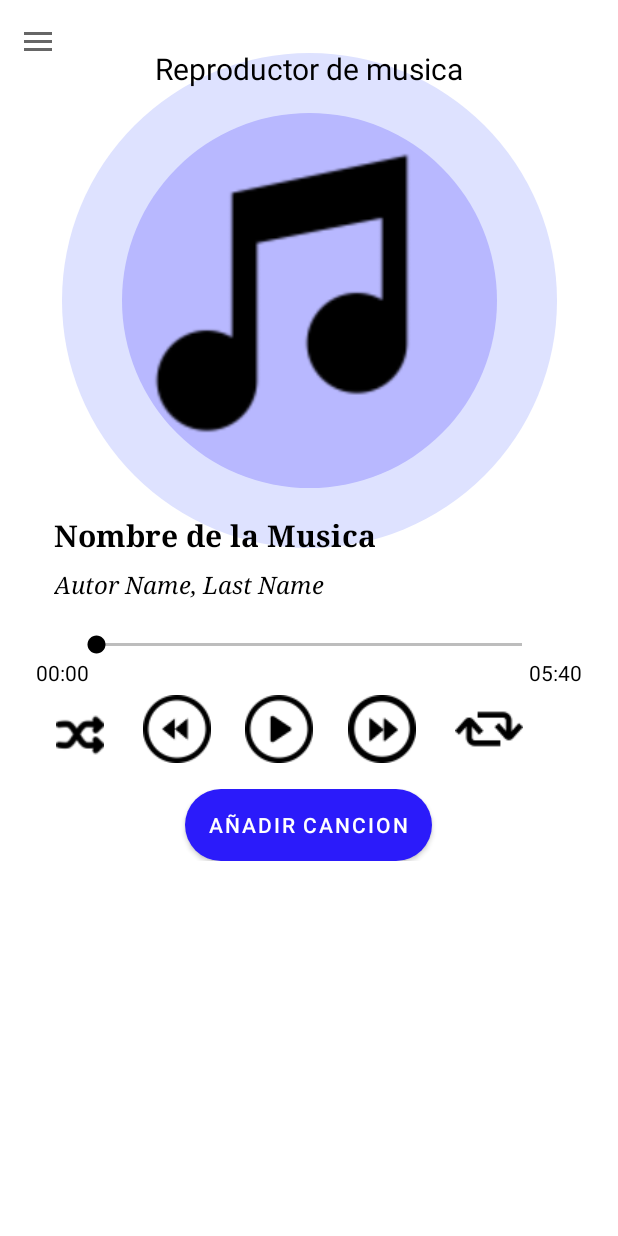
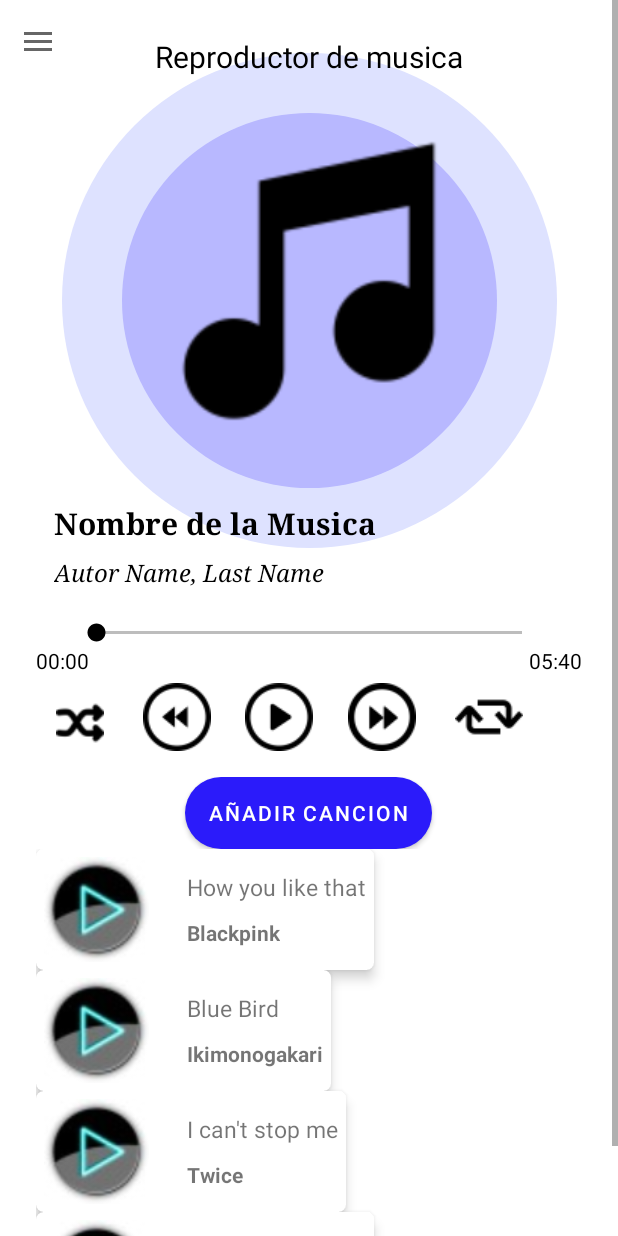
Before and after one commit to Nelson-Fuentes/MusicFit, an Android app: the MusicPlayerControllerFragment screen opened through its navigation route, on a phone screen of 412 x 824 dp. Run offline under Robolectric (Android 15) with nearby library versions, the phone set to English and light mode, and no system bars; our stand-ins replace navigation-ui.

Commit message:
Lista de Musica_V1

```diff
--- a/android/app/src/main/java/com/idnp/musicfit/models/entities/MusicPlayList.java
+++ b/android/app/src/main/java/com/idnp/musicfit/models/entities/MusicPlayList.java
@@ -1,16 +1,37 @@
 package com.idnp.musicfit.models.entities;
 
+import android.content.Context;
 import android.util.Log;
+import android.view.LayoutInflater;
+import android.view.View;
+import android.view.ViewGroup;
+import android.widget.ImageView;
+import android.widget.TextView;
+
+import androidx.annotation.NonNull;
+import androidx.recyclerview.widget.ListAdapter;
+import androidx.recyclerview.widget.RecyclerView;
 
 import com.idnp.musicfit.R;
 
+import org.jetbrains.annotations.NotNull;
+
 import java.util.ArrayList;
+import java.util.List;
 
-public class MusicPlayList {
+public class MusicPlayList extends RecyclerView.Adapter<MusicPlayList.ViewHolder> {
     private ArrayList<Song> musicList;
+    private LayoutInflater mininflater;
+    private Context context;
 
+    public MusicPlayList(Context context){
+        this.context=context;
+        this.mininflater=LayoutInflater.from(context);
+        this.musicList = new ArrayList<Song>();
+        loadMusicPlayList();
+    }
     public MusicPlayList(){
-        musicList = new ArrayList<Song>();
+        this.musicList = new ArrayList<Song>();
         loadMusicPlayList();
     }
     public void loadMusicPlayList(){
@@ -25,4 +46,37 @@ public class MusicPlayList {
         return this.musicList;
     }
 
+    public int getItemCount(){
+        return this.musicList.size();
+    }
+
+
+    @Override
+    public MusicPlayList.ViewHolder onCreateViewHolder(ViewGroup parent , int viewType){
+        View view = mininflater.inflate(R.layout.list_item_player_mp3,null);
+        return new MusicPlayList.ViewHolder(view);
+    }
+
+    @Override
+    public void onBindViewHolder(final MusicPlayList.ViewHolder holder , final int position) {
+        holder.bindData(this.musicList.get(position));
+    }
+
+    public class ViewHolder extends RecyclerView.ViewHolder{
+        ImageView iconImage;
+        TextView name,artist;
+
+        public ViewHolder(View itemView){
+            super(itemView);
+            iconImage= itemView.findViewById(R.id.icon_music);
+            name= itemView.findViewById(R.id.name_music);
+            artist= itemView.findViewById(R.id.artist_music);
+        }
+
+        void bindData(final Song music){
+            name.setText(music.getName());
+            artist.setText(music.getArtist());
+        }
+
+    }
 }
--- a/android/app/src/main/java/com/idnp/musicfit/views/fragments/musicPlayerControllerView/MusicPlayerControllerFragment.java
+++ b/android/app/src/main/java/com/idnp/musicfit/views/fragments/musicPlayerControllerView/MusicPlayerControllerFragment.java
@@ -6,6 +6,8 @@ import android.os.Bundle;
 
 import androidx.annotation.Nullable;
 import androidx.fragment.app.Fragment;
+import androidx.recyclerview.widget.LinearLayoutManager;
+import androidx.recyclerview.widget.RecyclerView;
 
 import android.util.Log;
 import android.view.LayoutInflater;
@@ -16,6 +18,7 @@ import android.widget.ImageView;
 import android.widget.TextView;
 
 import com.idnp.musicfit.R;
+import com.idnp.musicfit.models.entities.MusicPlayList;
 import com.idnp.musicfit.models.entities.Song;
 import com.idnp.musicfit.models.services.musicPlayerService.MusicPlayerService;
 import com.idnp.musicfit.views.fragments.fragmentManager.FragmentManager;
@@ -99,6 +102,13 @@ public class MusicPlayerControllerFragment extends Fragment implements iMusicPla
         this.name_song = (TextView) view.findViewById(R.id.name_song_player);
         //NOMBRE DEL ARTISTA DE LA CANCION
         this.name_artist = (TextView) view.findViewById(R.id.name_artist_player);
+
+        MusicPlayList musicList=new MusicPlayList(getContext());
+        RecyclerView recyclerView= view.findViewById(R.id.recyclerview_list_music_player);
+        recyclerView.setHasFixedSize(true);
+        recyclerView.setLayoutManager(new LinearLayoutManager(getContext()));
+        recyclerView.setAdapter(musicList);
+
         return  this.view;
     }
 
@@ -120,6 +130,8 @@ public class MusicPlayerControllerFragment extends Fragment implements iMusicPla
         } else {
             MusicPlayerControllerPresenter.musicPlayerControllerPresenter.setView(this);
         }
+
+
 
     }
 
--- a/android/app/src/main/res/layout/fragment_music_player_controller.xml
+++ b/android/app/src/main/res/layout/fragment_music_player_controller.xml
@@ -11,32 +11,34 @@
 
     <androidx.constraintlayout.widget.ConstraintLayout
         android:layout_width="match_parent"
-        android:layout_height="match_parent">
+        android:layout_height="wrap_content"
+        tools:layout_editor_absoluteY="1dp">
 
         <LinearLayout
             android:layout_width="wrap_content"
             android:layout_height="wrap_content"
             android:layout_marginTop="35dp"
+            android:background="@drawable/circle_unit_large"
             android:gravity="center"
-            android:background="@drawable/circle_unit_large"
             app:layout_constraintEnd_toEndOf="parent"
             app:layout_constraintStart_toStartOf="parent"
-            app:layout_constraintTop_toTopOf="parent"/>
+            app:layout_constraintTop_toTopOf="parent" />
+
         <LinearLayout
             android:layout_width="wrap_content"
             android:layout_height="wrap_content"
             android:layout_marginTop="75dp"
+            android:background="@drawable/circle_unit_smoll"
             android:gravity="center"
-            android:background="@drawable/circle_unit_smoll"
             app:layout_constraintEnd_toEndOf="parent"
             app:layout_constraintStart_toStartOf="parent"
-            app:layout_constraintTop_toTopOf="parent"/>
+            app:layout_constraintTop_toTopOf="parent" />
 
         <LinearLayout
             android:layout_width="match_parent"
             android:layout_height="match_parent"
             android:layout_marginStart="24dp"
-            android:layout_marginTop="32dp"
+            android:layout_marginTop="24dp"
             android:layout_marginEnd="24dp"
             android:orientation="vertical"
             app:layout_constraintEnd_toEndOf="parent"
@@ -56,11 +58,10 @@
                 android:id="@+id/image_music_player"
                 android:layout_width="200dp"
                 android:layout_height="200dp"
-                android:layout_marginStart="64dp"
+                android:layout_gravity="center"
                 android:layout_marginTop="36dp"
-                android:layout_marginEnd="24dp"
                 android:layout_marginBottom="48dp"
-                android:background="@drawable/icon_music_player"/>
+                android:background="@drawable/icon_music_player" />
 
             <TextView
                 android:id="@+id/name_song_player"
@@ -104,43 +105,41 @@
                 android:layout_width="match_parent"
                 android:layout_height="match_parent"
                 android:orientation="horizontal"
-                android:weightSum="2"
-                >
+                android:weightSum="2">
 
 
                 <TextView
                     android:id="@+id/current_time_player"
                     android:layout_width="wrap_content"
                     android:layout_height="wrap_content"
+                    android:layout_weight="1"
                     android:text="00:00"
-                    android:textColor="@color/black"
-                    android:layout_weight="1"/>
+                    android:textColor="@color/black" />
 
                 <TextView
                     android:id="@+id/end_time_player"
                     android:layout_width="wrap_content"
                     android:layout_height="wrap_content"
+                    android:layout_weight="1"
+                    android:gravity="right"
                     android:text="05:40"
-                    android:textColor="@color/black"
-                    android:layout_weight="1"
-                    android:gravity="right"/>
+                    android:textColor="@color/black" />
             </LinearLayout>
 
             <LinearLayout
                 android:layout_width="match_parent"
                 android:layout_height="wrap_content"
                 android:layout_marginTop="5dp"
-                android:weightSum="5"
                 android:orientation="horizontal"
-                >
+                android:weightSum="5">
 
                 <ImageButton
                     android:id="@+id/random_button_player"
                     android:layout_width="wrap_content"
                     android:layout_height="match_parent"
+                    android:layout_weight="1"
                     android:background="@color/white"
                     android:paddingTop="7dp"
-                    android:layout_weight="1"
                     app:srcCompat="@drawable/button_player_random_mp3">
 
                 </ImageButton>
@@ -149,8 +148,8 @@
                     android:id="@+id/back_button_player"
                     android:layout_width="wrap_content"
                     android:layout_height="wrap_content"
+                    android:layout_weight="1"
                     android:background="@color/white"
-                    android:layout_weight="1"
                     app:srcCompat="@drawable/button_player_back_mp3" />
 
                 <ImageButton
@@ -183,22 +182,31 @@
             <LinearLayout
                 android:layout_width="match_parent"
                 android:layout_height="wrap_content"
-                android:orientation="vertical"
-                android:layout_marginTop="17dp">
+                android:layout_marginTop="17dp"
+                android:orientation="vertical">
 
                 <Button
                     android:id="@+id/button_addsong_player"
                     style="@style/TextAppearance.AppCompat.Widget.Button.Colored"
                     android:layout_width="wrap_content"
                     android:layout_height="wrap_content"
+                    android:layout_gravity="center"
                     android:background="@drawable/button_addsong_background"
                     android:scrollbarStyle="outsideInset"
-                    android:text="Añadir Cancion"
-                    android:layout_gravity="center"/>
+                    android:text="Añadir Cancion" />
 
             </LinearLayout>
 
+            <androidx.recyclerview.widget.RecyclerView
+                android:id="@+id/recyclerview_list_music_player"
+                android:layout_width="match_parent"
+                android:layout_height="wrap_content"
+                app:layout_constraintEnd_toEndOf="parent"
+                app:layout_constraintStart_toStartOf="parent"
+                app:layout_constraintTop_toTopOf="parent" />
+
         </LinearLayout>
+
     </androidx.constraintlayout.widget.ConstraintLayout>
 
 </ScrollView>
--- a/android/app/src/main/res/layout/list_item_player_mp3.xml
+++ b/android/app/src/main/res/layout/list_item_player_mp3.xml
@@ -22,7 +22,9 @@
             android:layout_width="70dp"
             android:layout_height="70dp"
             android:scaleType="centerCrop"
-            android:layout_marginRight="10dp"/>
+            android:layout_marginEnd="25dp"
+            android:layout_marginRight="10dp"
+            android:background="@drawable/icon_music_playlist"/>
 
         <LinearLayout
             android:layout_width="wrap_content"
@@ -34,11 +36,12 @@
                 android:id="@+id/name_music"
                 android:layout_width="wrap_content"
                 android:layout_height="wrap_content"
+                android:layout_marginBottom="10dp"
                 android:text="Nombre de la Cancion"
                 android:textSize="15sp" />
 
             <TextView
-                android:id="@+id/value_rep_date_day"
+                android:id="@+id/artist_music"
                 android:layout_width="wrap_content"
                 android:layout_height="wrap_content"
                 android:text="Nombre del Autor"
@@ -47,20 +50,5 @@
 
         </LinearLayout>
 
-        <LinearLayout
-            android:layout_width="wrap_content"
-            android:layout_height="wrap_content"
-            android:layout_margin="3dp"
-            android:orientation="vertical"
-            android:textAlignment="textEnd">
-
-            <TextView
-                android:id="@+id/label_rep_date_hour"
-                android:layout_width="match_parent"
-                android:layout_height="wrap_content"
-                android:text="hora"
-                android:textSize="10sp" />
-
-        </LinearLayout>
     </LinearLayout>
 </androidx.cardview.widget.CardView>
```
Also changed, not shown: android/app/src/main/res/drawable/icon_music_playlist.jpg (added).
